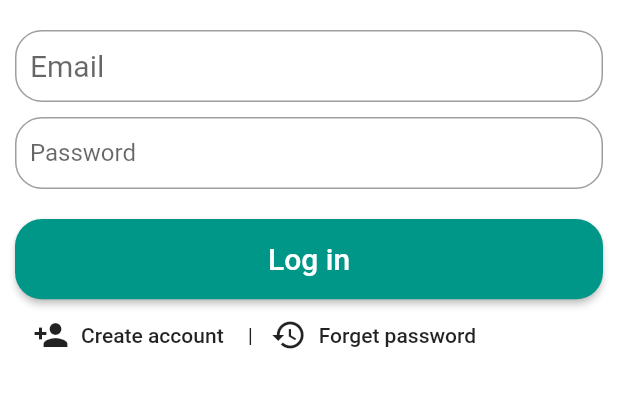
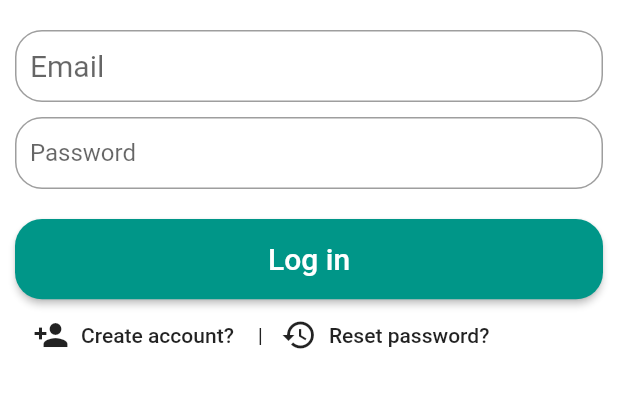
Before and after one commit to Gatai/AngryDentist, a Flutter app: the screen it shows after launch, on a phone screen of 412 x 824 dp, the part 384-792 px from its top. Run offline on Flutter 3.47's test engine with Material 2 defaults, Android fonts, the phone set to English and light mode, and no system bars; our stand-ins replace charts_flutter, cloud_firestore, firebase_auth, firebase_database, fluttertoast, table_calendar; accounts and stored records are empty; Roboto replaces fonts that are missing (Montserrat).

Commit message:
Clean code a little

```diff
--- a/lib/screens/authenticate/forgetPassword.dart
+++ b/lib/screens/authenticate/forgetPassword.dart
@@ -1,5 +1,4 @@
 import 'package:AngryDentist/scaleUI/size_config.dart';
-import 'package:AngryDentist/services/auth.dart';
 import 'package:firebase_auth/firebase_auth.dart';
 import 'package:flutter/material.dart';
 
@@ -9,7 +8,6 @@ class ForgetPassword extends StatefulWidget {
 }
 
 class _ForgetPasswordState extends State<ForgetPassword> {
-  final AuthService _auth = AuthService();
   final _formKey = GlobalKey<FormState>();
 
   String email = '';
--- a/lib/screens/authenticate/sign_in.dart
+++ b/lib/screens/authenticate/sign_in.dart
@@ -13,6 +13,7 @@ class SignIn extends StatefulWidget {
 }
 
 class _SignInState extends State<SignIn> {
+
   final AuthService _auth = AuthService();
   final _formKey = GlobalKey<FormState>();
 
@@ -65,7 +66,7 @@ class _SignInState extends State<SignIn> {
 
     var registerButton = FlatButton.icon(
       icon: Icon(Icons.person_add),
-      label: Text('Create account'),
+      label: Text('Create account?'),
       onPressed: () {
         widget.toggleView();
       },
@@ -73,7 +74,7 @@ class _SignInState extends State<SignIn> {
 
     var forgetPasswordButton = FlatButton.icon(
       icon: Icon(Icons.restore),
-      label: Text('Forget password'),
+      label: Text('Reset password?'),
       onPressed: () {
         Navigator.push(
           context,
@@ -84,30 +85,13 @@ class _SignInState extends State<SignIn> {
 
     return Scaffold(
         backgroundColor: Colors.white,
-        /*  appBar: AppBar(
-          backgroundColor: Colors.teal                                                         ,
-          elevation: 0.0,
-          title: Text(
-            title,
-            style: new TextStyle(
-              color: Colors.black54,
-            ),
-          ),
-
-          //centerTitle: true,
-          //actions: <Widget>[registerButton],
-        ),*/
 
         body: SingleChildScrollView(
-         // height: SizeConfig.blockSizeVertical * 100,
-          //width: SizeConfig.blockSizeHorizontal * 100,
-          //padding: EdgeInsets.symmetric(vertical: 20.0, horizontal: 50.0),
           child: Form(
            key: _formKey,
             child: Padding(
               padding: const EdgeInsets.all(10.0),
               child: Column(
-                //   mainAxisAlignment: MainAxisAlignment.center,
                 children: <Widget>[
                   SizedBox(
                     height: 230.0,
@@ -130,10 +114,8 @@ class _SignInState extends State<SignIn> {
                       registerButton,
                       Text("|"),
                       forgetPasswordButton,
-                      //Text("| Lägg till glömt lösenord"),
                     ],
                   ),
-                  //Lägg till glömt löenord.
                   Text(
                     error,
                     style: TextStyle(color: Colors.red, fontSize: 14.0),
```
